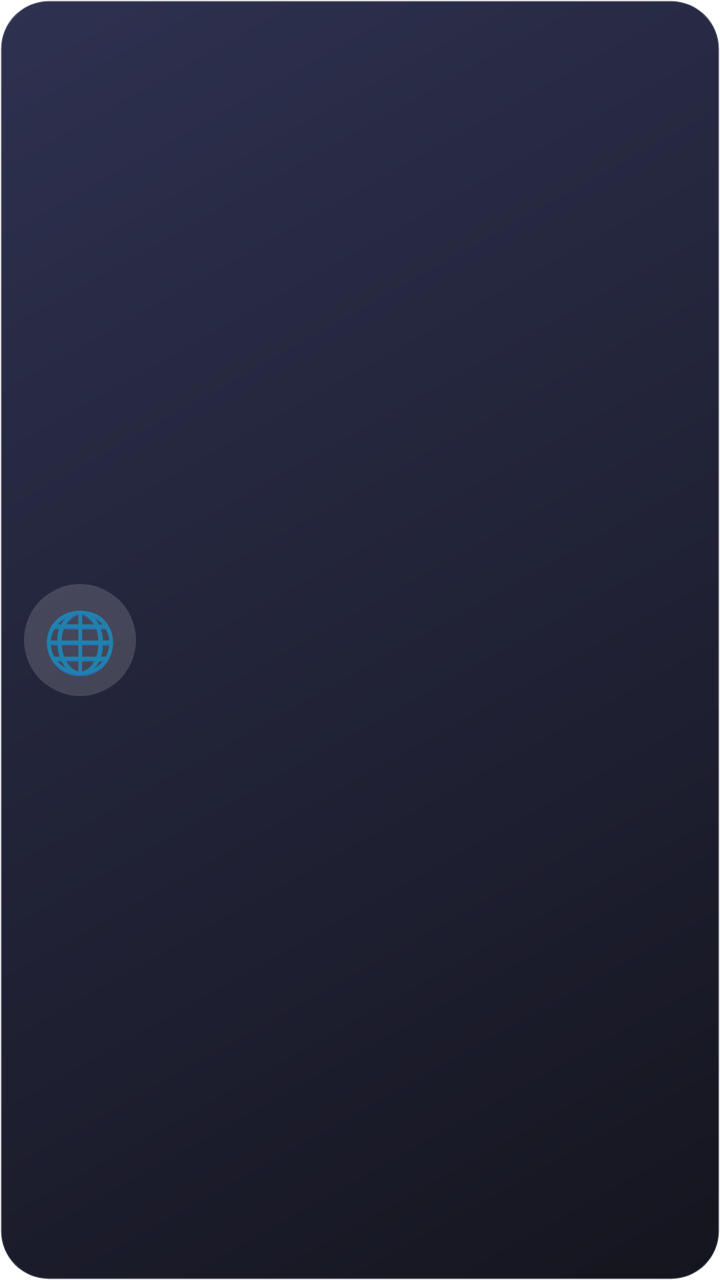
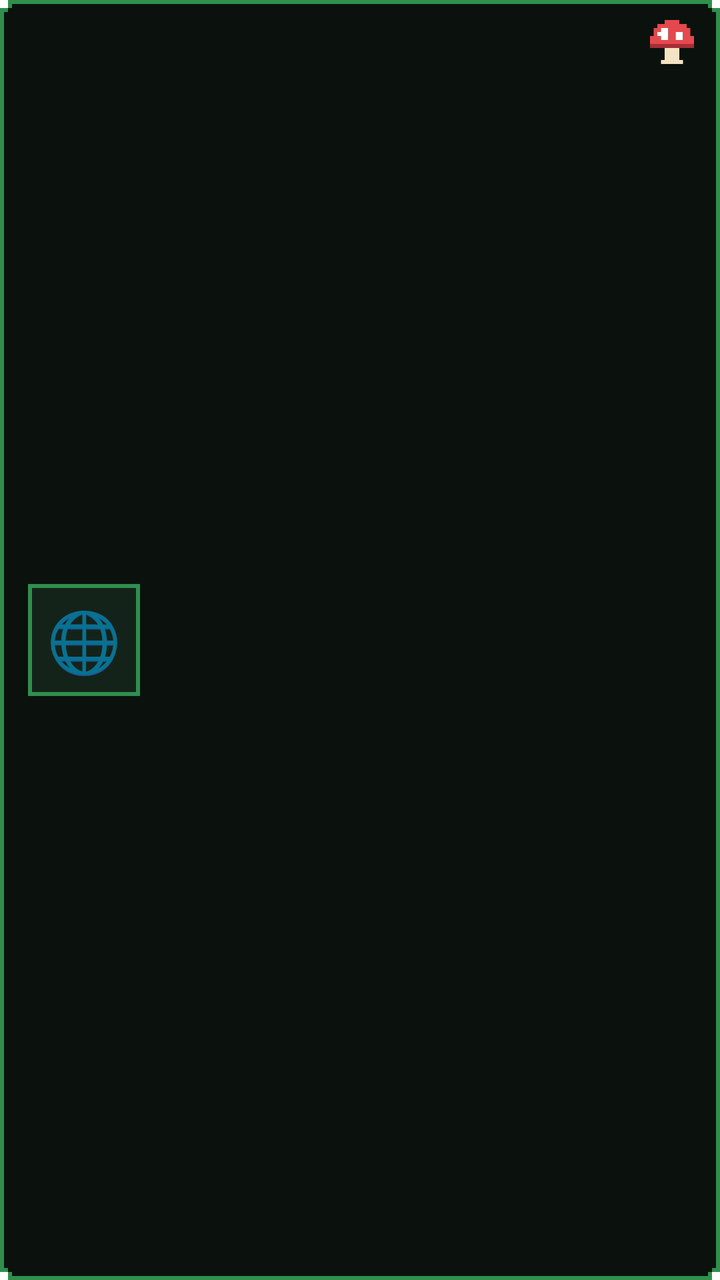

Before-and-after screenshots of an Android layout around one commit, followed by the original layout XML and the change that was made.
<!-- AndroidManifest.xml: fallback theme Theme.MaterialComponents.DayNight.NoActionBar -->
<!-- res/layout/widget.xml -->
<?xml version="1.0" encoding="utf-8"?>
<LinearLayout xmlns:android="http://schemas.android.com/apk/res/android"
    android:id="@+id/root"
    android:layout_width="match_parent"
    android:layout_height="match_parent"
    android:orientation="horizontal"
    android:gravity="center_vertical"
    android:padding="12dp"
    android:background="@drawable/bg_widget">
    <TextView
        android:id="@+id/flag"
        android:layout_width="56dp"
        android:layout_height="56dp"
        android:gravity="center"
        android:text="🌐"
        android:textSize="30sp"
        android:background="@drawable/bg_flag" />
    <LinearLayout
        android:layout_width="0dp"
        android:layout_height="wrap_content"
        android:layout_weight="1"
        android:layout_marginStart="12dp"
        android:orientation="vertical">
        <TextView
            android:id="@+id/country"
            android:layout_width="match_parent"
            android:layout_height="wrap_content"
            android:textColor="#FFFFFF"
            android:textSize="18sp"
            android:textStyle="bold"
            android:maxLines="1"
            android:ellipsize="end" />
        <TextView
            android:id="@+id/ip"
            android:layout_width="match_parent"
            android:layout_height="wrap_content"
            android:fontFamily="monospace"
            android:textColor="#C3C8DC"
            android:textSize="12sp"
            android:maxLines="1"
            android:ellipsize="end" />
        <TextView
            android:id="@+id/status"
            android:layout_width="match_parent"
            android:layout_height="wrap_content"
            android:layout_marginTop="2dp"
            android:textColor="#7C829A"
            android:textSize="10sp"
            android:maxLines="1"
            android:ellipsize="end" />
    </LinearLayout>
</LinearLayout>
<!-- resources referenced by this layout -->
<resources>
  <!-- drawable bg_flag (drawable) -->
  <?xml version="1.0" encoding="utf-8"?>
  <shape xmlns:android="http://schemas.android.com/apk/res/android" android:shape="oval">
      <solid android:color="#26FFFFFF" />
  </shape>
  <!-- drawable bg_widget (drawable) -->
  <?xml version="1.0" encoding="utf-8"?>
  <shape xmlns:android="http://schemas.android.com/apk/res/android" android:shape="rectangle">
      <gradient android:angle="315" android:startColor="#2E3150" android:endColor="#15151F" />
      <corners android:radius="24dp" />
      <stroke android:width="1dp" android:color="#33FFFFFF" />
  </shape>
</resources>

<!-- the commit's change to res/layout/widget.xml (unified diff, before → after) -->
@@ -5,7 +5,7 @@
     android:layout_height="match_parent"
     android:orientation="horizontal"
     android:gravity="center_vertical"
-    android:padding="12dp"
+    android:paddingStart="14dp" android:paddingEnd="12dp" android:paddingTop="10dp" android:paddingBottom="10dp"
     android:background="@drawable/bg_widget">
     <TextView
         android:id="@+id/flag"
@@ -25,8 +25,9 @@
             android:id="@+id/country"
             android:layout_width="match_parent"
             android:layout_height="wrap_content"
-            android:textColor="#FFFFFF"
-            android:textSize="18sp"
+            android:fontFamily="monospace"
+            android:textColor="#4ADE80"
+            android:textSize="17sp"
             android:textStyle="bold"
             android:maxLines="1"
             android:ellipsize="end" />
@@ -35,7 +36,7 @@
             android:layout_width="match_parent"
             android:layout_height="wrap_content"
             android:fontFamily="monospace"
-            android:textColor="#C3C8DC"
+            android:textColor="#A3E4B5"
             android:textSize="12sp"
             android:maxLines="1"
             android:ellipsize="end" />
@@ -44,9 +45,16 @@
             android:layout_width="match_parent"
             android:layout_height="wrap_content"
             android:layout_marginTop="2dp"
-            android:textColor="#7C829A"
+            android:fontFamily="monospace"
+            android:textColor="#5E8A6A"
             android:textSize="10sp"
             android:maxLines="1"
             android:ellipsize="end" />
     </LinearLayout>
+    <ImageView
+        android:layout_width="24dp"
+        android:layout_height="22dp"
+        android:layout_gravity="top"
+        android:layout_marginStart="6dp"
+        android:src="@drawable/ic_mushroom" />
 </LinearLayout>
<!-- resource entries referenced after the edit -->
@@ -2,15 +2,44 @@
 <resources>
   <!-- drawable bg_flag (drawable) -->
   <?xml version="1.0" encoding="utf-8"?>
-  <shape xmlns:android="http://schemas.android.com/apk/res/android" android:shape="oval">
-      <solid android:color="#26FFFFFF" />
-  </shape>
+  <layer-list xmlns:android="http://schemas.android.com/apk/res/android">
+      <item><shape><solid android:color="#2F8F4E" /></shape></item>
+      <item android:left="2dp" android:top="2dp" android:right="2dp" android:bottom="2dp"><shape><solid android:color="#14231A" /></shape></item>
+  </layer-list>
   <!-- drawable bg_widget (drawable) -->
   <?xml version="1.0" encoding="utf-8"?>
-  <shape xmlns:android="http://schemas.android.com/apk/res/android" android:shape="rectangle">
-      <gradient android:angle="315" android:startColor="#2E3150" android:endColor="#15151F" />
-      <corners android:radius="24dp" />
-      <stroke android:width="1dp" android:color="#33FFFFFF" />
-  </shape>
+  <layer-list xmlns:android="http://schemas.android.com/apk/res/android">
+      <item android:top="4dp" android:bottom="4dp"><shape><solid android:color="#2F8F4E" /></shape></item>
+      <item android:left="4dp" android:right="4dp"><shape><solid android:color="#2F8F4E" /></shape></item>
+      <item android:left="2dp" android:right="2dp" android:top="6dp" android:bottom="6dp"><shape><solid android:color="#0B120D" /></shape></item>
+      <item android:left="6dp" android:right="6dp" android:top="2dp" android:bottom="2dp"><shape><solid android:color="#0B120D" /></shape></item>
+      <item android:left="4dp" android:right="4dp" android:top="4dp" android:bottom="4dp"><shape><solid android:color="#0B120D" /></shape></item>
+  </layer-list>
+  <!-- drawable ic_mushroom (drawable) -->
+  <?xml version="1.0" encoding="utf-8"?>
+  <vector xmlns:android="http://schemas.android.com/apk/res/android"
+      android:width="24dp" android:height="24dp" android:viewportWidth="12" android:viewportHeight="11">
+      <path android:fillColor="#E5484D" android:pathData="M4,0h4v1h-4z" />
+      <path android:fillColor="#E5484D" android:pathData="M2,1h8v1h-8z" />
+      <path android:fillColor="#E5484D" android:pathData="M1,2h2v1h-2z" />
+      <path android:fillColor="#FFFFFF" android:pathData="M3,2h2v1h-2z" />
+      <path android:fillColor="#E5484D" android:pathData="M5,2h6v1h-6z" />
+      <path android:fillColor="#E5484D" android:pathData="M1,3h1v1h-1z" />
+      <path android:fillColor="#FFFFFF" android:pathData="M2,3h3v1h-3z" />
+      <path android:fillColor="#E5484D" android:pathData="M5,3h2v1h-2z" />
+      <path android:fillColor="#FFFFFF" android:pathData="M7,3h2v1h-2z" />
+      <path android:fillColor="#E5484D" android:pathData="M9,3h2v1h-2z" />
+      <path android:fillColor="#E5484D" android:pathData="M0,4h3v1h-3z" />
+      <path android:fillColor="#FFFFFF" android:pathData="M3,4h2v1h-2z" />
+      <path android:fillColor="#E5484D" android:pathData="M5,4h2v1h-2z" />
+      <path android:fillColor="#FFFFFF" android:pathData="M7,4h2v1h-2z" />
+      <path android:fillColor="#E5484D" android:pathData="M9,4h3v1h-3z" />
+      <path android:fillColor="#E5484D" android:pathData="M0,5h12v1h-12z" />
+      <path android:fillColor="#A62E36" android:pathData="M0,6h12v1h-12z" />
+      <path android:fillColor="#F3E3C3" android:pathData="M4,7h4v1h-4z" />
+      <path android:fillColor="#F3E3C3" android:pathData="M4,8h4v1h-4z" />
+      <path android:fillColor="#F3E3C3" android:pathData="M4,9h4v1h-4z" />
+      <path android:fillColor="#F3E3C3" android:pathData="M3,10h6v1h-6z" />
+  </vector>
 </resources>
 
